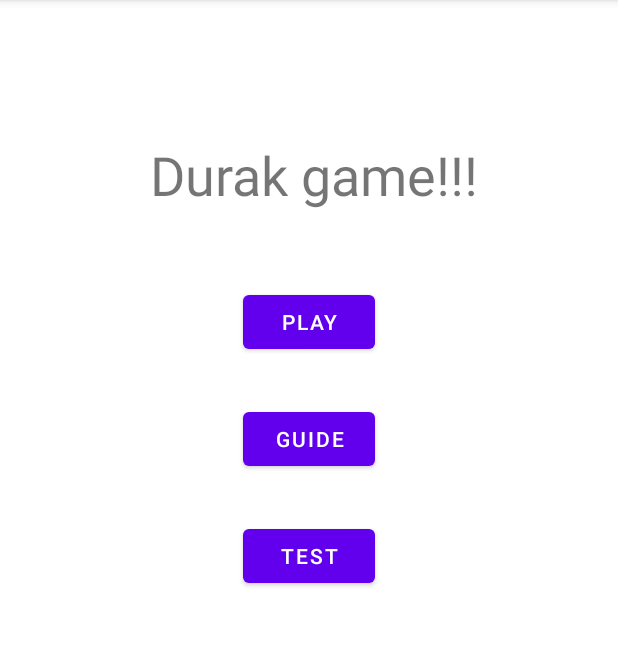
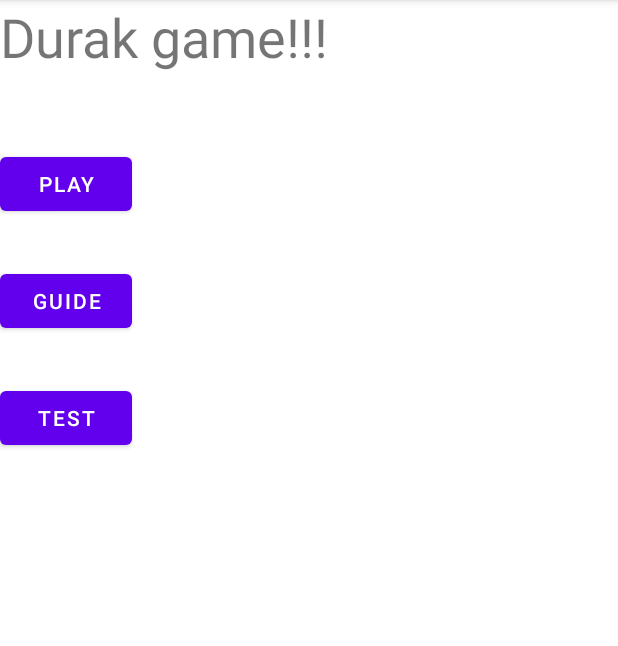
Before and after one commit to almagamdias/Project, an Android app: the screen it shows after launch (MainActivity), on a phone screen of 412 x 824 dp, the part 84-730 px from its top. Run offline under Robolectric (Android 15) with nearby library versions, the phone set to English and light mode, and no system bars; our stand-ins replace data binding.

Commit message:
1.0ex2.2

```diff
--- a/app/src/main/java/com/example/project/FieldFragment.kt
+++ b/app/src/main/java/com/example/project/FieldFragment.kt
@@ -11,12 +11,14 @@ import android.widget.Button
 import android.widget.EditText
 import android.widget.TextView
 import androidx.fragment.app.Fragment
+import androidx.fragment.app.activityViewModels
 import androidx.navigation.Navigation
 import com.example.project.cards.Card
 import com.example.project.field.Field
 import com.example.project.player.Player
 
 class FieldFragment : Fragment() {
+    private val st: Stats by activityViewModels()
     private val p1 = Player(0)
     private val p2 = Player(1)
     private val p = listOf(p1, p2)
@@ -79,12 +81,18 @@ class FieldFragment : Fragment() {
                 p1.clearAttack()
                 p2.clearAttack()
                 bito.text = "Again!"
-                if (p2.isWinner() && p1.isWinner())
+                if (p2.isWinner() && p1.isWinner()) {
                     turn.text = "Draw!"
-                else if (p2.isWinner() && !p1.isWinner())
+                    st.plusDraw()
+                }
+                else if (p2.isWinner() && !p1.isWinner()) {
                     turn.text = "You lose!"
-                else if (!p2.isWinner() && p1.isWinner())
+                    st.plusLose()
+                }
+                else if (!p2.isWinner() && p1.isWinner()) {
                     turn.text = "You win!"
+                    st.plusWin()
+                }
             }
         }
         if (p1.isAttacker()==0) {
--- a/app/src/main/java/com/example/project/MenuFragment.kt
+++ b/app/src/main/java/com/example/project/MenuFragment.kt
@@ -7,7 +7,11 @@ import android.view.LayoutInflater
 import android.view.View
 import android.view.ViewGroup
 import android.widget.Button
+import android.widget.TextView
+import androidx.databinding.DataBindingUtil
+import androidx.fragment.app.activityViewModels
 import androidx.navigation.Navigation
+import com.example.project.databinding.FragmentMenuBinding
 
 class MenuFragment : Fragment() {
     @SuppressLint("MissingInflatedId")
@@ -15,19 +19,17 @@ class MenuFragment : Fragment() {
         inflater: LayoutInflater, container: ViewGroup?,
         savedInstanceState: Bundle?
     ): View? {
-        val bind = inflater.inflate(R.layout.fragment_menu, container, false)
-        val play = bind.findViewById<Button>(R.id.play)
-        play.setOnClickListener(
+        val bind: FragmentMenuBinding = DataBindingUtil.inflate(inflater, R.layout.fragment_menu, container, false)
+        bind.lifecycleOwner = this
+        bind.play.setOnClickListener(
             Navigation.createNavigateOnClickListener(R.id.action_menuFragment_to_fieldFragment, null)
         )
-        val guide = bind.findViewById<Button>(R.id.toGuide)
-        guide.setOnClickListener(
+        bind.toGuide.setOnClickListener(
             Navigation.createNavigateOnClickListener(R.id.action_menuFragment_to_guide, null)
         )
-        val test = bind.findViewById<Button>(R.id.toTest)
-        test.setOnClickListener(
+        bind.toTest.setOnClickListener(
             Navigation.createNavigateOnClickListener(R.id.action_menuFragment_to_test, null)
         )
-        return bind
+        return bind.root
     }
 }
--- a/app/src/main/java/com/example/project/Stats.kt
+++ b/app/src/main/java/com/example/project/Stats.kt
@@ -24,4 +24,10 @@ class Stats(private val state: SavedStateHandle) : ViewModel() {
     fun plusLose() {
         _lose.value = _lose.value?.plus(1)
     }
+    fun sendData(item: Int) {
+        _win.value = item
+    }
+    fun getItem(): LiveData<Int> {
+        return win
+    }
 }
--- a/app/src/main/java/com/example/project/Test.kt
+++ b/app/src/main/java/com/example/project/Test.kt
@@ -12,15 +12,17 @@ import android.widget.LinearLayout
 import android.widget.TextView
 import androidx.databinding.DataBindingUtil
 import androidx.databinding.ViewDataBinding
+import androidx.fragment.app.activityViewModels
 import androidx.fragment.app.viewModels
 import androidx.lifecycle.LifecycleOwner
 import androidx.lifecycle.SavedStateViewModelFactory
+import androidx.navigation.fragment.findNavController
 import androidx.viewbinding.ViewBindings
 import com.example.project.cards.Card
 import com.example.project.databinding.FragmentTestBinding
 
 class Test : Fragment() {
-    private val st: Stats by viewModels{ SavedStateViewModelFactory()}
+    private val st: Stats by activityViewModels()
     @SuppressLint("MissingInflatedId", "SetTextI18n")
     override fun onCreateView(
         inflater: LayoutInflater, container: ViewGroup?,
@@ -36,9 +38,6 @@ class Test : Fragment() {
         val c: LinearLayout = bind.findViewById(R.id.clubs)
         deck(c, 3)*/
         binding.lifecycleOwner = this
-        st.plusWin()
-        st.plusDraw()
-        st.plusLose()
         st.win.observe(viewLifecycleOwner) { win ->
             binding.wins.text = "Wins: $win"
         }
@@ -49,7 +48,7 @@ class Test : Fragment() {
             binding.loses.text = "Loses: $lose"
         }
         binding.add.setOnClickListener {
-            st.plusWin()
+            findNavController().navigate(R.id.action_test_to_menuFragment)
         }
         return binding.root
     }
--- a/app/src/main/res/layout/fragment_menu.xml
+++ b/app/src/main/res/layout/fragment_menu.xml
@@ -1,57 +1,39 @@
 <?xml version="1.0" encoding="utf-8"?>
-<androidx.constraintlayout.widget.ConstraintLayout xmlns:android="http://schemas.android.com/apk/res/android"
-    xmlns:app="http://schemas.android.com/apk/res-auto"
-    xmlns:tools="http://schemas.android.com/tools"
+<layout xmlns:android="http://schemas.android.com/apk/res/android">
+    <data>
+        <variable
+            name="viewModel"
+            type="com.example.project.Stats" />
+    </data>
+    <LinearLayout
         android:layout_width="match_parent"
-    android:layout_height="match_parent"
-    tools:context=".MenuFragment">
-
+        android:layout_height="wrap_content"
+        android:orientation="vertical">
         <TextView
             android:id="@+id/logo"
             android:layout_width="wrap_content"
             android:layout_height="wrap_content"
-        android:layout_marginStart="100dp"
-        android:layout_marginEnd="100dp"
-        android:layout_marginTop="92dp"
             android:textSize="36sp"
-        android:text="@string/durak_game"
-        app:layout_constraintStart_toStartOf="parent"
-        app:layout_constraintTop_toTopOf="parent" />
+            android:text="@string/durak_game"/>
 
         <Button
             android:id="@+id/play"
             android:layout_width="wrap_content"
             android:layout_height="wrap_content"
             android:text="@string/play"
-        android:layout_marginTop="50dp"
-        app:layout_constraintEnd_toEndOf="parent"
-        app:layout_constraintHorizontal_bias="0.5"
-        app:layout_constraintStart_toStartOf="parent"
-        app:layout_constraintTop_toBottomOf="@id/logo"
-        app:layout_constraintVertical_bias="0.0" />
+            android:layout_marginTop="50dp"/>
 
         <Button
             android:id="@+id/toGuide"
             android:layout_width="wrap_content"
             android:layout_height="wrap_content"
             android:layout_marginTop="30dp"
-        android:text="@string/guide"
-        app:layout_constraintBottom_toBottomOf="parent"
-        app:layout_constraintEnd_toEndOf="parent"
-        app:layout_constraintHorizontal_bias="0.5"
-        app:layout_constraintStart_toStartOf="parent"
-        app:layout_constraintTop_toBottomOf="@id/play"
-        app:layout_constraintVertical_bias="0.0" />
+            android:text="@string/guide"/>
         <Button
             android:id="@+id/toTest"
             android:layout_width="wrap_content"
             android:layout_height="wrap_content"
             android:layout_marginTop="30dp"
-        android:text="Test"
-        app:layout_constraintBottom_toBottomOf="parent"
-        app:layout_constraintEnd_toEndOf="parent"
-        app:layout_constraintHorizontal_bias="0.5"
-        app:layout_constraintStart_toStartOf="parent"
-        app:layout_constraintTop_toBottomOf="@id/toGuide"
-        app:layout_constraintVertical_bias="0.0" />
-</androidx.constraintlayout.widget.ConstraintLayout>
+            android:text="Test" />
+    </LinearLayout>
+</layout>
--- a/app/src/main/res/navigation/nav.xml
+++ b/app/src/main/res/navigation/nav.xml
@@ -44,5 +44,9 @@
         android:id="@+id/test"
         android:name="com.example.project.Test"
         android:label="fragment_test"
-        tools:layout="@layout/fragment_test" />
+        tools:layout="@layout/fragment_test" >
+        <action
+            android:id="@+id/action_test_to_menuFragment"
+            app:destination="@id/menuFragment" />
+    </fragment>
 </navigation>
```
Lines whose indentation alone changed are shown as unchanged.
